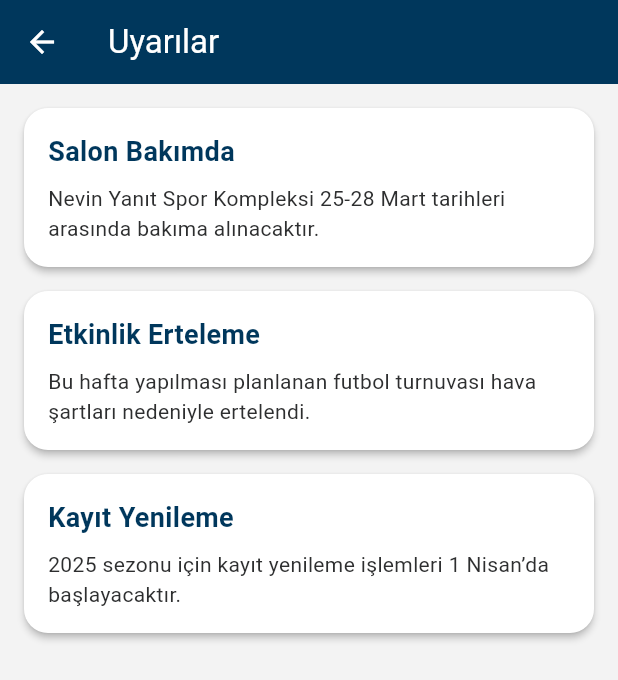
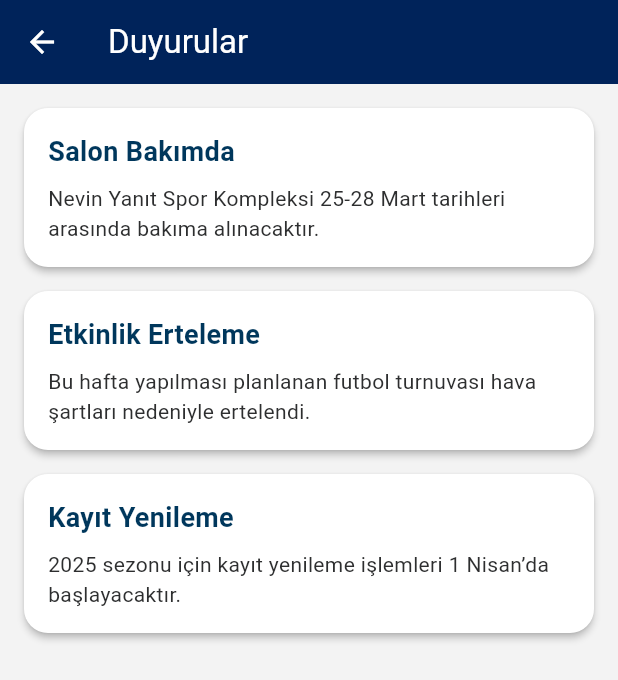
Before and after one commit to duyguerogluu/genclik_spor, a Flutter app: the WarningsScreen screen opened directly, on a phone screen of 412 x 824 dp. Shown: the top 680 px of the screen. Run offline on Flutter 3.47's test engine with Material 3 defaults, Android fonts, the phone set to English and light mode, and no system bars; our stand-ins replace flutter_riverpod, flutter_svg, shared_preferences; accounts and stored records are empty; network calls fail.

Commit message:
appbar became a method and called other screens

```diff
--- a/lib/screens/common/courses/course_detail_screen.dart
+++ b/lib/screens/common/courses/course_detail_screen.dart
@@ -1,4 +1,5 @@
 import 'package:flutter/material.dart';
+import 'package:genclik_spor/screens/common/components/custom_appbar.dart';
 import 'package:genclik_spor/utils/colors.dart';
 import 'package:genclik_spor/utils/extensions.dart';
 
@@ -24,7 +25,7 @@ class CourseDetailScreen extends StatelessWidget {
   Widget build(BuildContext context) {
     return Scaffold(
       backgroundColor: context.isDark ? offdarkblue : white1,
-      appBar: appBar(courseName),
+      appBar: customAppBar(courseName),
       body: SingleChildScrollView(
         padding: const EdgeInsets.all(16),
         child: Column(
--- a/lib/screens/common/warning/warning_screen.dart
+++ b/lib/screens/common/warning/warning_screen.dart
@@ -1,5 +1,6 @@
 import 'package:flutter/material.dart';
 import 'package:flutter_riverpod/flutter_riverpod.dart';
+import 'package:genclik_spor/screens/common/components/custom_appbar.dart';
 import 'package:genclik_spor/utils/colors.dart';
 import 'package:genclik_spor/utils/extensions.dart';
 
@@ -28,12 +29,7 @@ class WarningsScreen extends ConsumerWidget {
 
     return Scaffold(
       backgroundColor: context.isDark ? offdarkblue : white1,
-      appBar: AppBar(
-        title: const Text('Uyarılar'),
-        backgroundColor: darkblue,
-        foregroundColor: white,
-        elevation: 0,
-      ),
+      appBar: customAppBar('Duyurular'),
       body: ListView.builder(
         padding: const EdgeInsets.all(16),
         itemCount: warnings.length,
```
Also changed, not shown: lib/screens/athlete/myapps/my_application_screen.dart (+2 -5 lines), lib/screens/athlete/trainingapplication/training_application_screen.dart (+2 -5 lines), lib/screens/common/gyms/gym_detail_screen.dart (+2 -7 lines).
